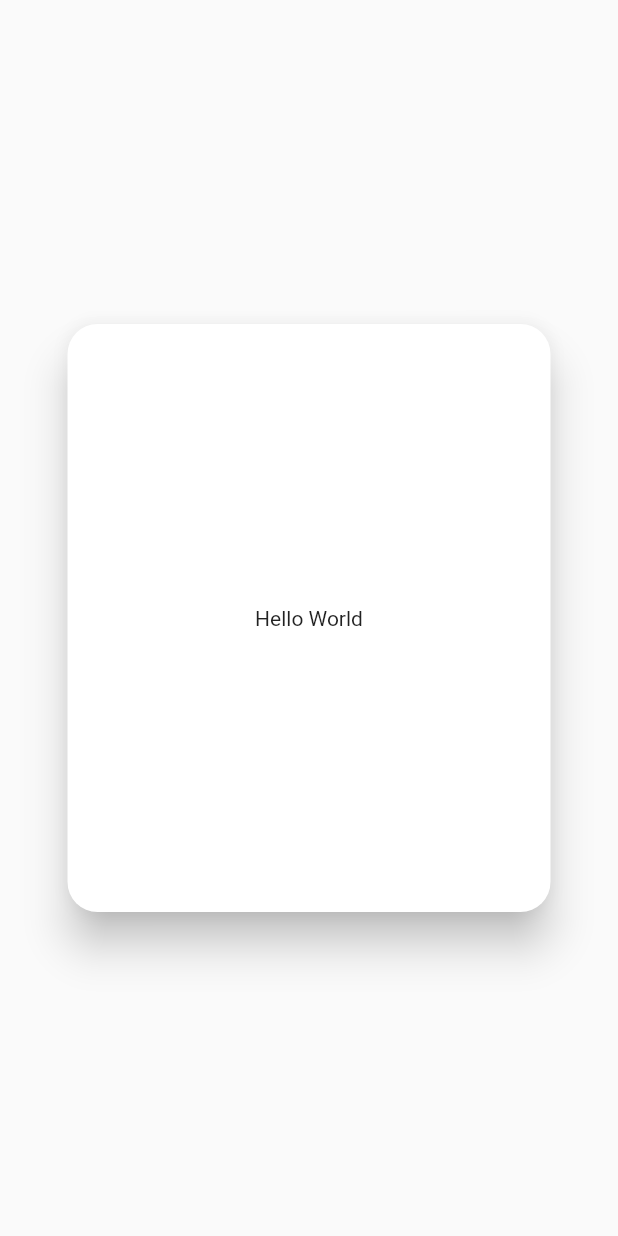
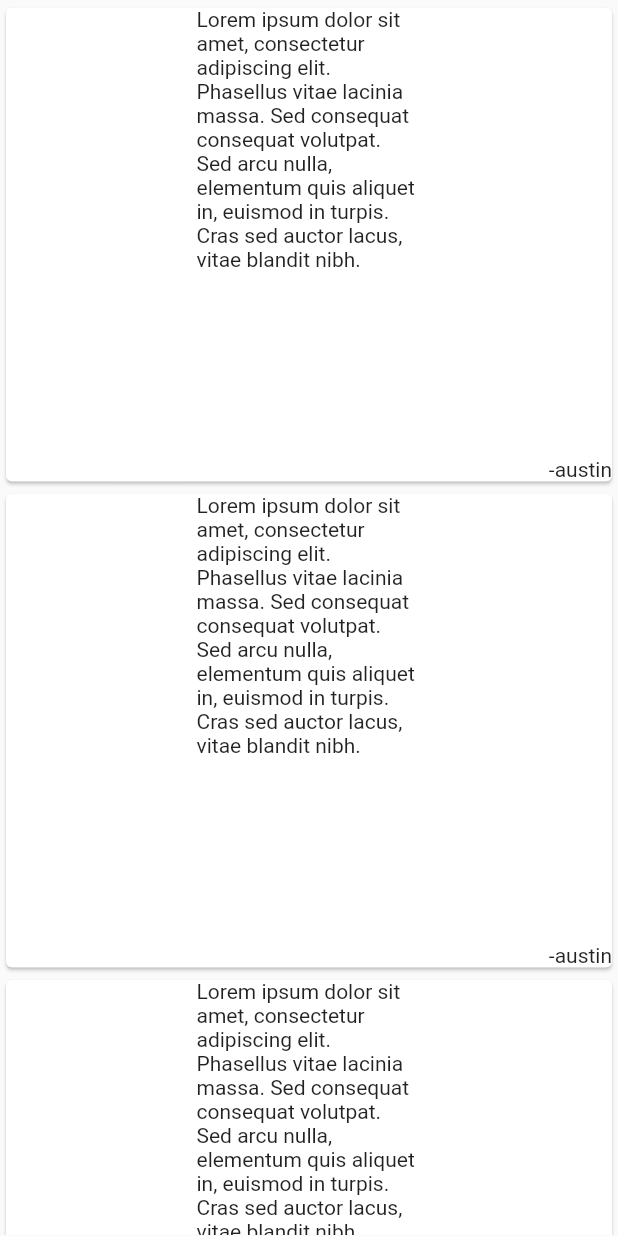
Before and after one commit to austinTwining/thoughts_frontend, a Flutter app: the ExplorePage widget shown alone on an empty page, opened directly, on a phone screen of 412 x 824 dp. Run offline on Flutter 3.47's test engine with Material 2 defaults, Android fonts, the phone set to English and light mode, and no system bars; project files that could hold a hidden picture were left out.

```diff
--- a/lib/pages/explore.dart
+++ b/lib/pages/explore.dart
@@ -1,5 +1,5 @@
 import 'package:flutter/material.dart';
-import '../widgets/thought.dart';
+import '../widgets/thought_card.dart';
 
 class ExplorePage extends StatefulWidget{
   @override
@@ -17,34 +17,16 @@ class ExploreState extends State<ExplorePage>{
 
   @override
   Widget build(BuildContext context) {
-    Thought t = Thought("Hello World", "me");
-    Thought h = Thought("Goodbye World", "you");
-    Thought o = Thought("Still Here", "you");
+
     return Container(
-      child: Center(
-        child: Draggable(
-          child: _getThoughtCard(t),
-          feedback: _getThoughtCard(h),
-          childWhenDragging: Container(),
-        )
-      ),
+      padding: EdgeInsets.symmetric(vertical: 1.0, horizontal: 0.0),
+      child: ListView.builder(
+        itemCount: 10,
+        itemBuilder: (context, index) {
+          return ThoughtCard("Lorem ipsum dolor sit amet, consectetur adipiscing elit. Phasellus vitae lacinia massa. Sed consequat consequat volutpat. Sed arcu nulla, elementum quis aliquet in, euismod in turpis. Cras sed auctor lacus, vitae blandit nibh.", "-austin");
+      })
     );
   }
 
-  Widget _getThoughtCard(Thought thought) {
-    return Container(
-      margin: EdgeInsets.all(15.0),
-      width: 330,
-      height: 400,
-      child: Card(
-              elevation: 12,
-              color: Colors.white,
-              shape:
-                  RoundedRectangleBorder(borderRadius: BorderRadius.circular(20)),
-              child: Center(
-                child: Text(thought.thought),
-              ),
-            ),
-    );
-  }
+
 }
--- a/lib/widgets/thought.dart
+++ /dev/null
@@ -1,9 +0,0 @@
-class Thought {
-  String thought;
-  String name;
-
-  Thought(String body, String author) {
-    thought = body;
-    name = author;
-  }
-}
--- /dev/null
+++ b/lib/widgets/thought_card.dart
@@ -0,0 +1,29 @@
+import 'package:flutter/material.dart';
+
+class ThoughtCard extends StatelessWidget{
+  final String thought;
+  final String name;
+
+  ThoughtCard(this.thought, this.name);
+
+  @override
+  Widget build(BuildContext context) {
+    return Card(
+      child: Column(
+        children: <Widget>[
+          Container(
+            width: 150,
+            height: 300,
+            child: Text(thought),
+          ),
+          Row(
+            mainAxisAlignment: MainAxisAlignment.end,
+            children: <Widget>[
+              Text(name)
+            ],
+          )
+        ],
+      ),
+    );
+  }
+}
--- a/pubspec.yaml
+++ b/pubspec.yaml
@@ -27,6 +27,7 @@ dependencies:
 dev_dependencies:
   flutter_test:
     sdk: flutter
+  http:
 
 
 # For information on the generic Dart part of this file, see the
```
Also changed, not shown: lib/services/http_service.dart (added, +22 -0 lines), lib/widgets/login.dart (+56 -43 lines), lib/widgets/register.dart (+12 -32 lines), pubspec.lock, 26 other files.
